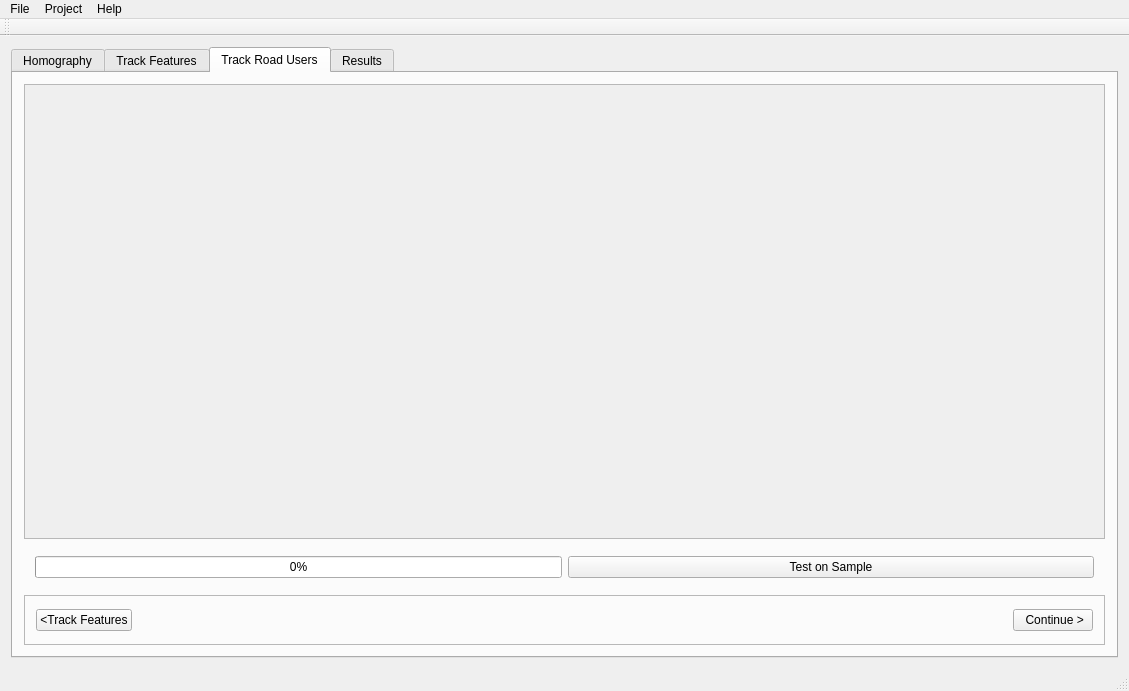
This is application/safety_main.ui in santosfamilyfoundation/TrafficGUIs as Qt 5 draws it before an edit. The edited form follows.
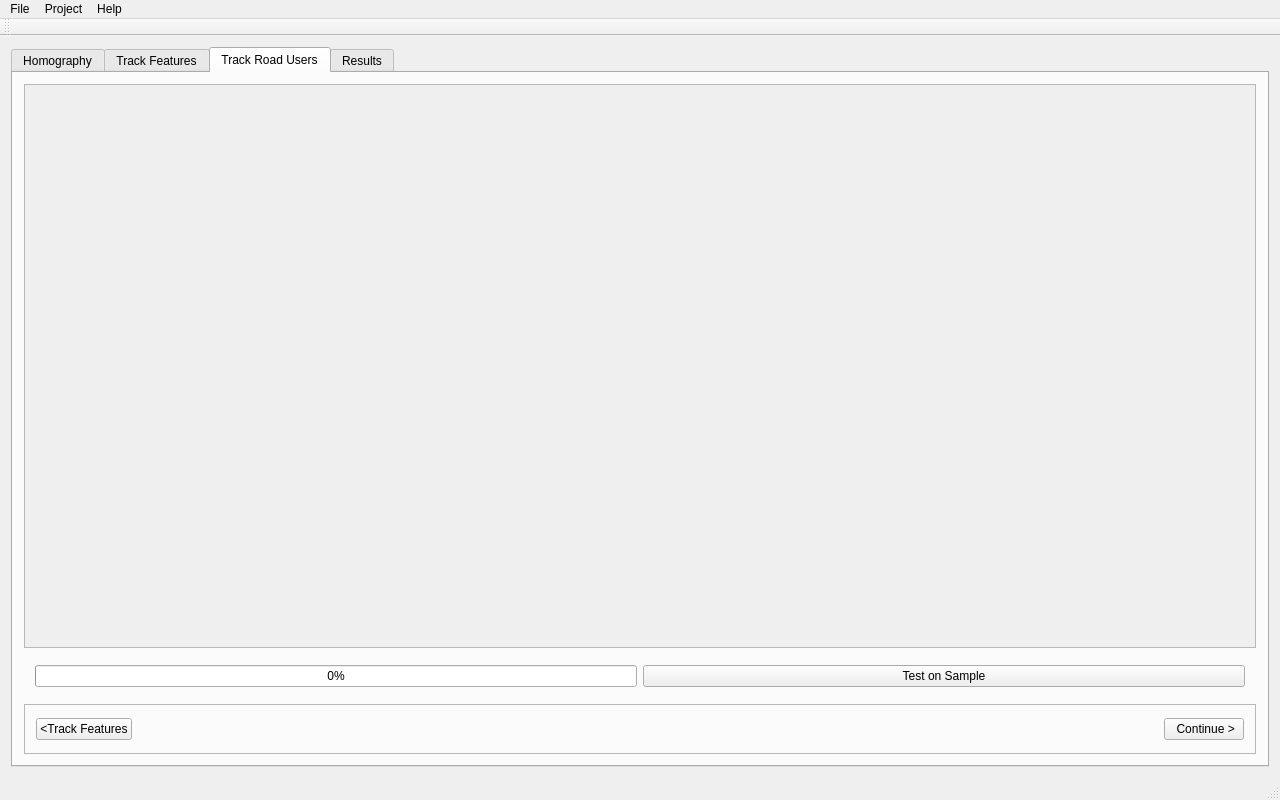
This is the edited form. The open tabs and pages were chosen to show the change. Custom widgets are drawn as their Qt base class.

Commit message: Expanded Run Safety Analysis button

Diff of the .ui file:
```diff
--- a/application/safety_main.ui
+++ b/application/safety_main.ui
@@ -6,8 +6,8 @@
    <rect>
     <x>0</x>
     <y>0</y>
-    <width>1129</width>
-    <height>691</height>
+    <width>1280</width>
+    <height>800</height>
    </rect>
   </property>
   <property name="windowTitle">
@@ -605,8 +605,8 @@
               <rect>
                <x>0</x>
                <y>0</y>
-               <width>521</width>
-               <height>432</height>
+               <width>597</width>
+               <height>541</height>
               </rect>
              </property>
              <property name="sizePolicy">
@@ -619,6 +619,9 @@
               <property name="fieldGrowthPolicy">
                <enum>QFormLayout::AllNonFixedFieldsGrow</enum>
               </property>
+              <property name="labelAlignment">
+               <set>Qt::AlignLeading|Qt::AlignLeft|Qt::AlignVCenter</set>
+              </property>
               <item row="0" column="0">
                <layout class="QHBoxLayout" name="roadusers_tracking_parameter_layout"/>
               </item>
@@ -770,7 +773,7 @@
     <rect>
      <x>0</x>
      <y>0</y>
-     <width>1129</width>
+     <width>1280</width>
      <height>22</height>
     </rect>
    </property>
```
Left out of the diff: 23 changed lines with no effect on the pictures. The commit also changes 1 other file.
